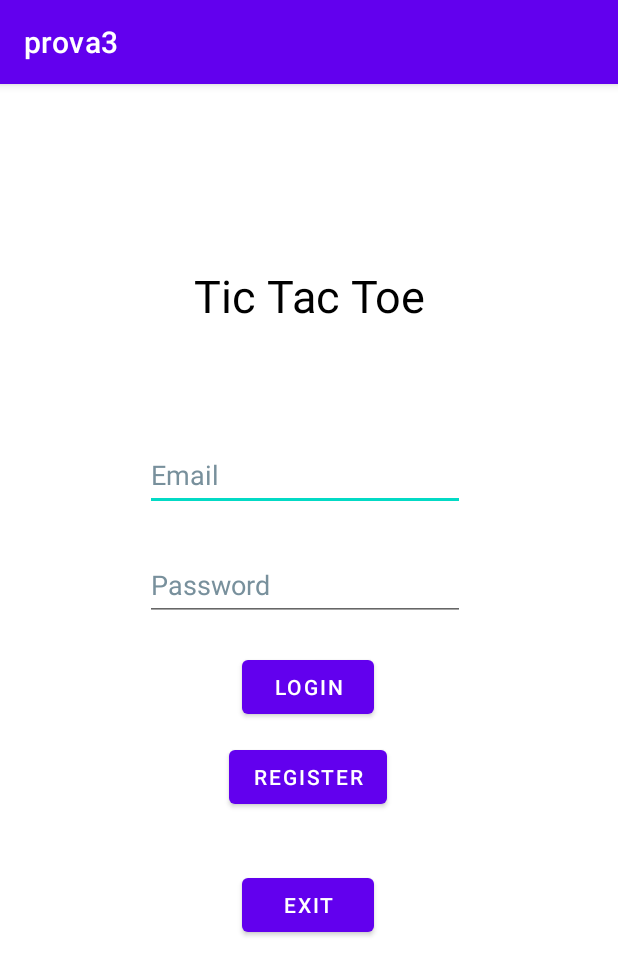
After one commit to LeeNicola/TicTacToeLAMProject2022, an Android app: the LoginActivity screen opened directly, with no data from a screen before it, on a phone screen of 412 x 824 dp. The commit adds this screen. Shown: the top 975 px of the screen. Run offline under Robolectric (Android 15) with nearby library versions, the phone set to English and light mode, and no system bars; our stand-ins replace Firebase (no records; nobody signed in at launch, a user with empty details on screens opened directly).

Commit message:
added login

```diff
--- a/app/build.gradle
+++ b/app/build.gradle
@@ -40,6 +40,7 @@ dependencies {
     implementation 'androidx.constraintlayout:constraintlayout:2.1.4'
     implementation 'com.google.firebase:firebase-database-ktx:20.0.6'
     implementation 'com.google.firebase:firebase-firestore-ktx:24.3.0'
+    implementation 'com.google.firebase:firebase-auth-ktx:21.0.8'
     testImplementation 'junit:junit:4.13.2'
     androidTestImplementation 'androidx.test.ext:junit:1.1.3'
     androidTestImplementation 'androidx.test.espresso:espresso-core:3.4.0'
--- /dev/null
+++ b/app/src/main/java/com/example/prova3/LoginActivity.kt
@@ -0,0 +1,87 @@
+package com.example.prova3
+
+import android.content.Intent
+import android.os.Bundle
+import android.util.Patterns
+import android.view.View
+import android.widget.Button
+import android.widget.EditText
+import android.widget.ProgressBar
+import android.widget.Toast
+import androidx.appcompat.app.AppCompatActivity
+import com.google.firebase.auth.FirebaseAuth
+
+class LoginActivity : AppCompatActivity() {
+
+    private var register: Button? = null
+    private var email: EditText? = null
+    private var password:EditText? = null
+    private var signIn: Button? = null
+    private var  progressBar: ProgressBar? = null
+
+    private var mAuth: FirebaseAuth? = null
+
+    override fun onCreate(savedInstanceState: Bundle?) {
+        super.onCreate(savedInstanceState)
+        setContentView(R.layout.activity_login)
+
+        mAuth = FirebaseAuth.getInstance()
+
+        signIn = findViewById<View>(R.id.login) as Button
+
+        email = findViewById<View>(R.id.email) as EditText
+        password = findViewById<View>(R.id.password) as EditText
+        progressBar = findViewById<View>(R.id.progressBar) as ProgressBar
+
+
+        //progressBar = (progressBar) findViewById(R.id.progressBar);
+        register = findViewById<View>(R.id.register) as Button
+        register?.setOnClickListener(View.OnClickListener { view ->
+            when (view.id) {
+                R.id.register -> registrationPage()
+                R.id.login -> userLogin()
+            }
+        })
+
+    }
+
+    private fun userLogin() {
+        val emailString = email!!.text.toString().trim { it <= ' ' }
+        val passwordString = password!!.text.toString().trim { it <= ' ' }
+        if (emailString.isEmpty()) {
+            email!!.error = "Email required"
+            email!!.requestFocus()
+            return
+        }
+        if (!Patterns.EMAIL_ADDRESS.matcher(emailString).matches()) {
+            email!!.error = "Email not valid"
+            email!!.requestFocus()
+            return
+        }
+        if (passwordString.isEmpty()) {
+            password!!.error = "Password required"
+            password!!.requestFocus()
+            return
+        }
+        if (passwordString.length < 6) {
+            password!!.error = "Password should be at least 6 characters"
+            password!!.requestFocus()
+            return
+        }
+        progressBar!!.visibility = View.VISIBLE
+        mAuth!!.createUserWithEmailAndPassword(emailString, passwordString)
+            .addOnCompleteListener { task ->
+                if (task.isSuccessful) {
+                    startActivity(Intent(this@LoginActivity, MainMenu::class.java))
+                } else {
+                    Toast.makeText(this@LoginActivity, "Failed to login", Toast.LENGTH_SHORT).show()
+                    progressBar!!.visibility = View.GONE
+                }
+            }
+    }
+
+    fun registrationPage() {
+        val toRegistration = Intent(this, RegistrationActivity::class.java)
+        startActivity(toRegistration)
+    }
+}
--- a/app/src/main/java/com/example/prova3/MainActivity.kt
+++ b/app/src/main/java/com/example/prova3/MainActivity.kt
@@ -14,8 +14,8 @@ class MainActivity : AppCompatActivity() {
     override fun onCreate(savedInstanceState: Bundle?) {
         super.onCreate(savedInstanceState)
         setContentView(R.layout.activity_main)
-        singlePlayerBtn = findViewById(R.id.idBtnSinglePlayer)
-        multiPlayerBtn = findViewById(R.id.idBtnMultiPlayer)
+        singlePlayerBtn = findViewById(R.id.singlePlayerBtn)
+        multiPlayerBtn = findViewById(R.id.multiPlayerBtn)
         singlePlayerBtn.setOnClickListener(){
             singleUser = true
             startActivity(Intent(this,GamePlayActivity::class.java))
--- /dev/null
+++ b/app/src/main/java/com/example/prova3/User.kt
@@ -0,0 +1,4 @@
+package com.example.prova3
+
+class User(var email: String, var username: String) {
+}
--- a/app/src/main/res/layout/activity_game_play.xml
+++ b/app/src/main/res/layout/activity_game_play.xml
@@ -23,7 +23,7 @@
             android:layout_margin="4dp"
             android:layout_weight="1"
             android:padding="4dp"
-            android:text="Player 1 "
+            android:text="@string/player1"
             android:textAlignment="center"
             android:textColor="@color/black" />
 
@@ -35,7 +35,7 @@
             android:layout_margin="4dp"
             android:layout_weight="1"
             android:padding="4dp"
-            android:text="Player 2 "
+            android:text="@string/player2"
             android:textAlignment="center"
             android:textColor="@color/black" />
 
@@ -163,7 +163,7 @@
             android:id="@+id/idBtnReset"
             android:layout_width="wrap_content"
             android:layout_height="wrap_content"
-            android:text="Reset" />
+            android:text="@string/reset" />
     </LinearLayout>
 
 
--- /dev/null
+++ b/app/src/main/res/layout/activity_login.xml
@@ -0,0 +1,120 @@
+<?xml version="1.0" encoding="utf-8"?>
+<androidx.constraintlayout.widget.ConstraintLayout xmlns:android="http://schemas.android.com/apk/res/android"
+    xmlns:app="http://schemas.android.com/apk/res-auto"
+    xmlns:tools="http://schemas.android.com/tools"
+    android:layout_width="match_parent"
+    android:layout_height="match_parent"
+    tools:context=".LoginActivity">
+
+    <TextView
+        android:id="@+id/headTitle"
+        android:layout_width="wrap_content"
+        android:layout_height="wrap_content"
+        android:layout_alignParentTop="true"
+        android:layout_centerHorizontal="true"
+        android:layout_marginTop="115dp"
+        android:gravity="center"
+        android:padding="5dp"
+        android:text="@string/title"
+        android:textAlignment="center"
+        android:textColor="@color/black"
+        android:textSize="30sp"
+        app:layout_constraintEnd_toEndOf="parent"
+        app:layout_constraintStart_toStartOf="parent"
+        app:layout_constraintTop_toTopOf="parent" />
+
+    <!--<EditText
+        android:id="@+id/username"
+        android:layout_width="wrap_content"
+        android:layout_height="wrap_content"
+        android:layout_marginTop="92dp"
+        android:ems="10"
+        android:hint="@string/username"
+        android:inputType="textPersonName"
+        android:minHeight="48dp"
+        android:textColorHint="#78909C"
+        android:textIsSelectable="false"
+        app:layout_constraintEnd_toEndOf="parent"
+        app:layout_constraintHorizontal_bias="0.502"
+        app:layout_constraintStart_toStartOf="parent"
+        app:layout_constraintTop_toBottomOf="@+id/gameTitle"
+        android:autofillHints="" />-->
+
+    <EditText
+        android:id="@+id/email"
+        android:layout_width="wrap_content"
+        android:layout_height="wrap_content"
+        android:layout_marginTop="70dp"
+        android:autofillHints=""
+        android:ems="10"
+        android:hint="@string/email"
+        android:inputType="textEmailAddress"
+        android:minHeight="48dp"
+        android:textColorHint="#78909C"
+        app:layout_constraintEnd_toEndOf="parent"
+        app:layout_constraintHorizontal_bias="0.487"
+        app:layout_constraintStart_toStartOf="parent"
+        app:layout_constraintTop_toBottomOf="@+id/headTitle" />
+
+    <EditText
+        android:id="@+id/password"
+        android:layout_width="wrap_content"
+        android:layout_height="wrap_content"
+        android:layout_marginTop="25dp"
+        android:autofillHints=""
+        android:ems="10"
+        android:hint="@string/password"
+        android:inputType="textPassword"
+        android:minHeight="48dp"
+        android:textColorHint="#78909C"
+        app:layout_constraintEnd_toEndOf="parent"
+        app:layout_constraintHorizontal_bias="0.487"
+        app:layout_constraintStart_toStartOf="parent"
+        app:layout_constraintTop_toBottomOf="@+id/email" />
+
+    <Button
+        android:id="@+id/login"
+        android:layout_width="wrap_content"
+        android:layout_height="wrap_content"
+        android:layout_marginTop="20dp"
+        android:text="@string/login"
+        app:layout_constraintEnd_toEndOf="parent"
+        app:layout_constraintHorizontal_bias="0.498"
+        app:layout_constraintStart_toStartOf="parent"
+        app:layout_constraintTop_toBottomOf="@+id/password" />
+
+    <Button
+        android:id="@+id/register"
+        android:layout_width="wrap_content"
+        android:layout_height="wrap_content"
+        android:layout_marginTop="12dp"
+        android:text="@string/register"
+        app:layout_constraintEnd_toEndOf="parent"
+        app:layout_constraintHorizontal_bias="0.498"
+        app:layout_constraintStart_toStartOf="parent"
+        app:layout_constraintTop_toBottomOf="@+id/login" />
+
+    <Button
+        android:id="@+id/exitGame"
+        android:layout_width="wrap_content"
+        android:layout_height="wrap_content"
+        android:layout_marginTop="30dp"
+        android:text="@string/exit"
+        app:layout_constraintBottom_toBottomOf="parent"
+        app:layout_constraintEnd_toEndOf="parent"
+        app:layout_constraintHorizontal_bias="0.498"
+        app:layout_constraintStart_toStartOf="parent"
+        app:layout_constraintTop_toBottomOf="@+id/register"
+        app:layout_constraintVertical_bias="0.035" />
+
+    <ProgressBar
+        android:id="@+id/progressBar"
+        android:layout_width="wrap_content"
+        android:layout_height="wrap_content"
+        android:visibility="gone"
+        app:layout_constraintBottom_toBottomOf="parent"
+        app:layout_constraintEnd_toEndOf="parent"
+        app:layout_constraintStart_toStartOf="parent"
+        app:layout_constraintTop_toTopOf="parent" />
+
+</androidx.constraintlayout.widget.ConstraintLayout>
--- a/app/src/main/res/layout/activity_online_code_generator.xml
+++ b/app/src/main/res/layout/activity_online_code_generator.xml
@@ -29,6 +29,7 @@
         android:gravity="center"
         android:hint="Enter Game Code"
         android:inputType="textPersonName"
+        android:minHeight="48dp"
         app:layout_constraintEnd_toEndOf="parent"
         app:layout_constraintHorizontal_bias="0.497"
         app:layout_constraintStart_toStartOf="parent"
--- a/app/src/main/res/values/strings.xml
+++ b/app/src/main/res/values/strings.xml
@@ -1,3 +1,20 @@
 <resources>
     <string name="app_name">prova3</string>
+    <string name="player1">Player 1</string>
+    <string name="player2">Player 2</string>
+    <string name="reset" translatable="false">Reset</string>
+    <string name="back">Back</string>
+    <string name="exit">Exit</string>
+    <string name="startGame">Start Game</string>
+    <string name="login">Login</string>
+    <string name="rules">Rules</string>
+    <string name="wins">Wins:</string>
+    <string name="welcome">Here you are,</string>
+    <string name="credits">Credits</string>
+    <string name="logout">Logout</string>
+    <string name="title" translatable="false">Tic Tac Toe</string>
+    <string name="email" translatable="false">Email</string>
+    <string name="password" translatable="false">Password</string>
+    <string name="register">Register</string>
+    <string name="username" translatable="false">Username</string>
 </resources>
```
Also changed, not shown: app/src/main/AndroidManifest.xml (+8 -1 lines), app/src/main/java/com/example/prova3/MainMenu.kt (added, +11 -0 lines), app/src/main/java/com/example/prova3/OnlineCodeGeneratorActivity.kt (+18 -20 lines), app/src/main/java/com/example/prova3/RegistrationActivity.kt (added, +103 -0 lines), app/src/main/res/layout/activity_main.xml (+37 -18 lines), app/src/main/res/layout/activity_main_menu.xml (added, +115 -0 lines), app/src/main/res/layout/activity_registration.xml (added, +96 -0 lines), 1 other file.
